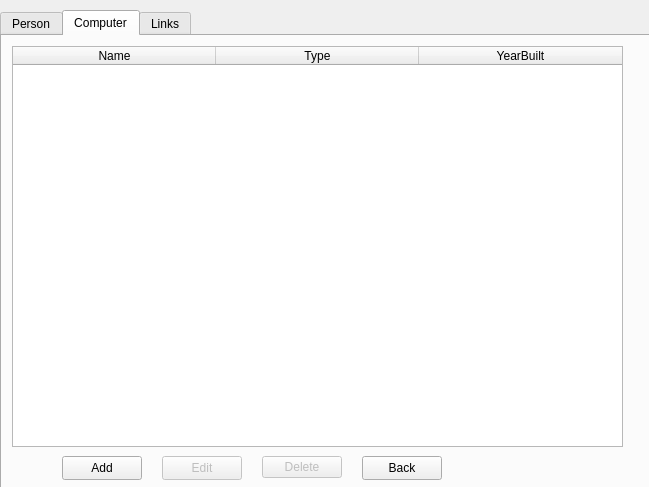
This is Widget/displaylist.ui in Ladanvini/VLN1-Hopur-5 as Qt 5 draws it before an edit. The edited form follows.
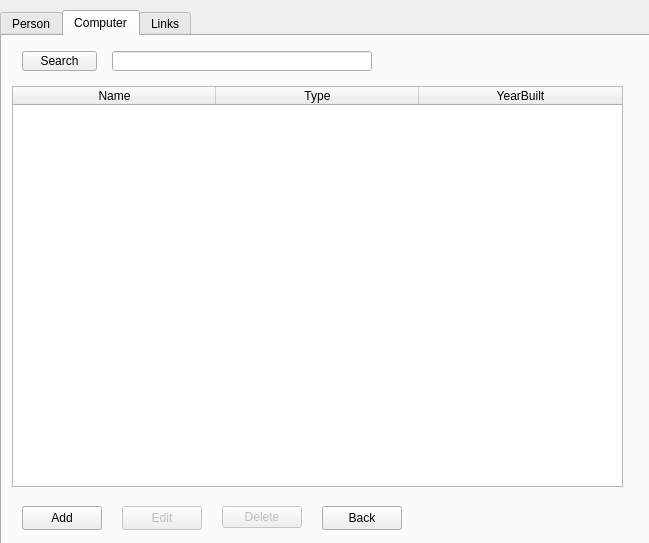
This is the edited form. The open tabs and pages were chosen to show the change.

Commit message: adding search to display list

Diff of the .ui file:
```diff
--- a/Widget/displaylist.ui
+++ b/Widget/displaylist.ui
@@ -7,7 +7,7 @@
     <x>0</x>
     <y>0</y>
     <width>649</width>
-    <height>487</height>
+    <height>543</height>
    </rect>
   </property>
   <property name="windowTitle">
@@ -19,7 +19,7 @@
      <x>0</x>
      <y>10</y>
      <width>651</width>
-     <height>481</height>
+     <height>541</height>
     </rect>
    </property>
    <property name="layoutDirection">
@@ -156,7 +156,7 @@
      <property name="geometry">
       <rect>
        <x>10</x>
-       <y>10</y>
+       <y>50</y>
        <width>611</width>
        <height>401</height>
       </rect>
@@ -189,8 +189,8 @@
     <widget class="QPushButton" name="pBCBack">
      <property name="geometry">
       <rect>
-       <x>360</x>
-       <y>420</y>
+       <x>320</x>
+       <y>470</y>
        <width>80</width>
        <height>24</height>
       </rect>
@@ -202,8 +202,8 @@
     <widget class="QPushButton" name="pBCAdd">
      <property name="geometry">
       <rect>
-       <x>60</x>
-       <y>420</y>
+       <x>20</x>
+       <y>470</y>
        <width>80</width>
        <height>24</height>
       </rect>
@@ -218,8 +218,8 @@
      </property>
      <property name="geometry">
       <rect>
-       <x>160</x>
-       <y>420</y>
+       <x>120</x>
+       <y>470</y>
        <width>80</width>
        <height>24</height>
       </rect>
@@ -234,8 +234,8 @@
      </property>
      <property name="geometry">
       <rect>
-       <x>260</x>
-       <y>420</y>
+       <x>220</x>
+       <y>470</y>
        <width>80</width>
        <height>22</height>
       </rect>
@@ -244,6 +244,29 @@
       <string>Delete</string>
      </property>
     </widget>
+    <widget class="QPushButton" name="input_SearchComp">
+     <property name="geometry">
+      <rect>
+       <x>20</x>
+       <y>15</y>
+       <width>75</width>
+       <height>20</height>
+      </rect>
+     </property>
+     <property name="text">
+      <string>Search</string>
+     </property>
+    </widget>
+    <widget class="QLineEdit" name="le_SearchComp">
+     <property name="geometry">
+      <rect>
+       <x>110</x>
+       <y>15</y>
+       <width>260</width>
+       <height>20</height>
+      </rect>
+     </property>
+    </widget>
    </widget>
    <widget class="QWidget" name="tLinks">
     <attribute name="title">
```
Left out of the diff: 84 changed lines with no effect on the pictures. The commit also changes 1 other file.
